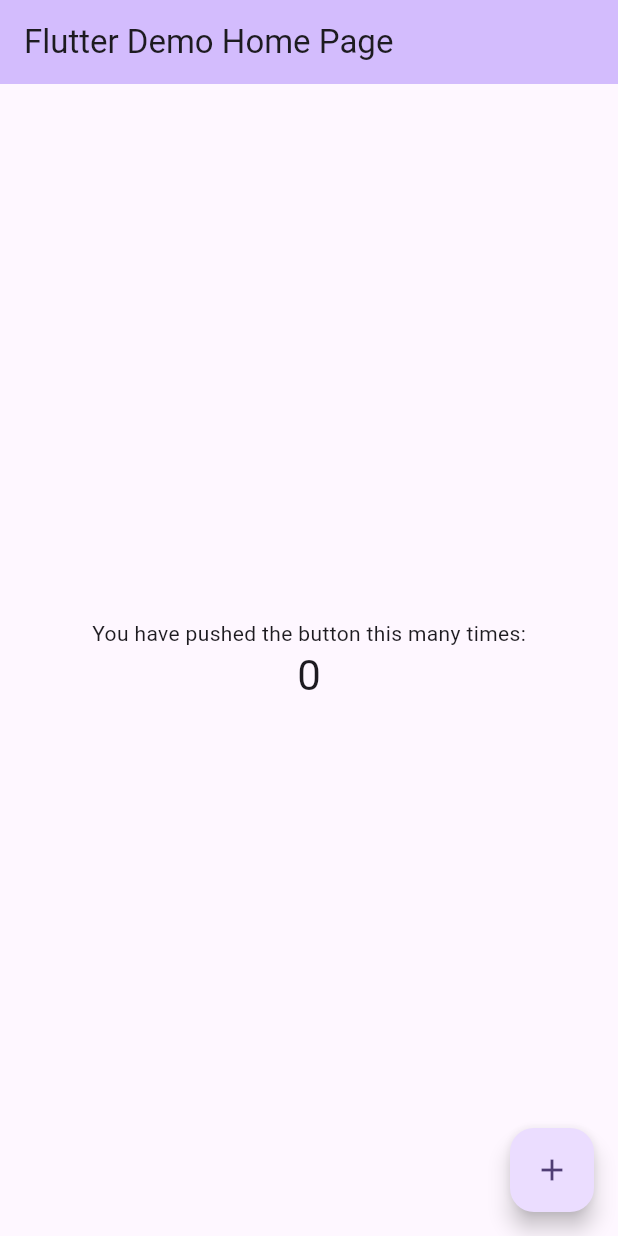
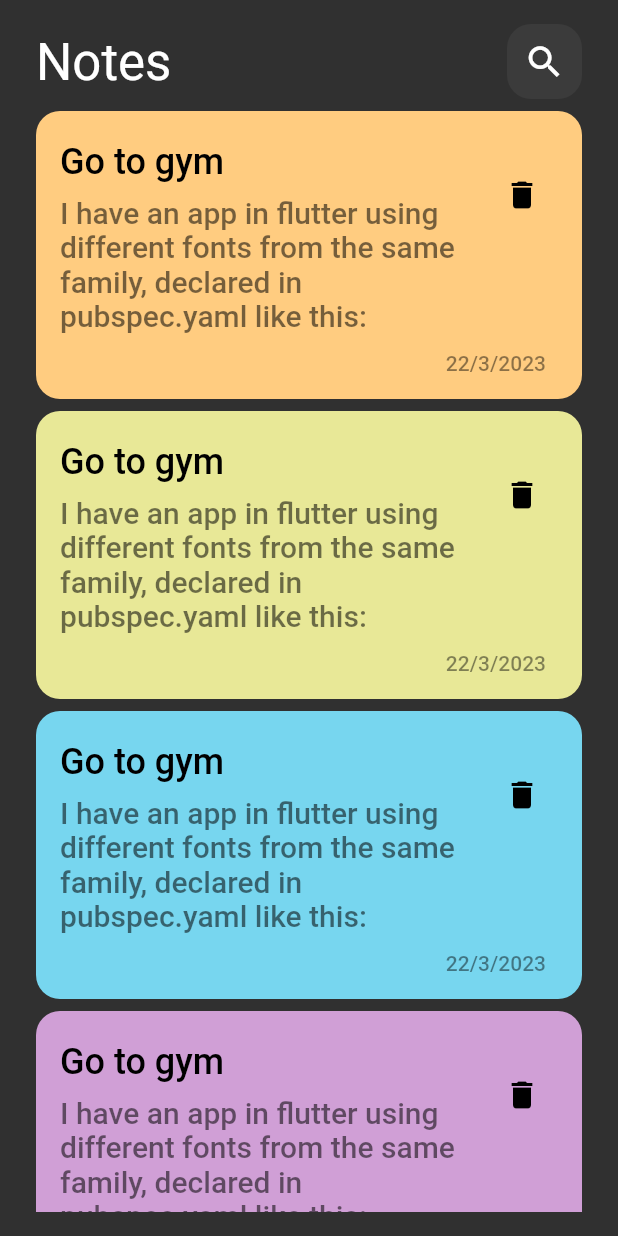
Before and after one commit to AyaAbdElmoneim158/Flutter_Learning_Challenges_2023, a Flutter app: the screen it shows after launch, on a phone screen of 412 x 824 dp. Run offline on Flutter 3.47's test engine with Material 2 defaults, Android fonts, the phone set to English and light mode, and no system bars; our stand-ins replace awesome_snackbar_content, bloc, flutter_bloc.

Commit message:
🚩 Note App ➤ Add Views

```diff
--- /dev/null
+++ b/app/lib/Note_App/constants.dart
@@ -0,0 +1,14 @@
+import 'package:flutter/material.dart';
+
+List<Color> notesColorList = const [
+  Color(0xffFFCC80),
+  Color(0xffe8e897),
+  Color(0xff77d6ef),
+  Color(0xffd09fd6),
+  Color(0xffFFCC80),
+  Color(0xffe8e897),
+  Color(0xff77d6ef),
+  Color(0xffd09fd6),
+];
+
+const String knoteBox = "note_box";
--- /dev/null
+++ b/app/lib/Note_App/views/home_view.dart
@@ -0,0 +1,32 @@
+import 'package:app/Note_App/widgets/body_home_view.dart';
+import 'package:app/Note_App/widgets/custom_bottom_sheet.dart';
+import 'package:flutter/material.dart';
+import 'package:flutter_bloc/flutter_bloc.dart';
+
+class HomeView extends StatelessWidget {
+  const HomeView({super.key});
+
+  @override
+  Widget build(BuildContext context) {
+    return const Scaffold(
+      /*
+      TODo: ----------------------------------------------------------------
+      floatingActionButton: FloatingActionButton(
+        onPressed: () {
+          showModalBottomSheet(
+            shape: RoundedRectangleBorder(
+              borderRadius: BorderRadius.circular(10.0),
+            ),
+            context: context,
+            builder: (context) => BlocProvider(
+              create: (context) => AddNotesCubit(),
+              child: const CustomBottomSheet(),
+            ),
+          );
+        },
+        child: const Icon(Icons.add),
+      ),*/
+      body: const BodyHomeView(),
+    );
+  }
+}
--- /dev/null
+++ b/app/lib/Note_App/widgets/body_home_view.dart
@@ -0,0 +1,23 @@
+import 'package:app/Note_App/widgets/custom_appbar.dart';
+import 'package:app/Note_App/widgets/todo_list.dart';
+import 'package:flutter/material.dart';
+
+class BodyHomeView extends StatelessWidget {
+  const BodyHomeView({
+    super.key,
+  });
+
+  @override
+  Widget build(BuildContext context) {
+    return Padding(
+      padding: const EdgeInsets.symmetric(vertical: 16, horizontal: 24),
+      child: Column(children: [
+        CustomAppBar(title: "Notes", icon: Icons.search, onPressed: () {}),
+        const SizedBox(height: 8),
+        const Expanded(
+          child: TodoListview(),
+        ),
+      ]),
+    );
+  }
+}
--- /dev/null
+++ b/app/lib/Note_App/widgets/custom_appbar.dart
@@ -0,0 +1,45 @@
+// ignore_for_file: public_member_api_docs, sort_constructors_first
+import 'package:flutter/material.dart';
+
+class CustomAppBar extends StatelessWidget {
+  const CustomAppBar(
+      {Key? key,
+      required this.title,
+      required this.icon,
+      required this.onPressed})
+      : super(key: key);
+
+  final String title;
+  final IconData icon;
+  final void Function()? onPressed;
+  @override
+  Widget build(BuildContext context) {
+    return SafeArea(
+      child: Row(
+        children: [
+          Text(
+            title,
+            style: Theme.of(context)
+                .textTheme
+                .headlineMedium!
+                .copyWith(color: Colors.white),
+          ),
+          const Spacer(),
+          Container(
+              width: 50,
+              height: 50,
+              decoration: BoxDecoration(
+                  color: Colors.white.withOpacity(0.05),
+                  borderRadius: BorderRadius.circular(16)),
+              child: IconButton(
+                onPressed: onPressed,
+                icon: Icon(
+                  icon,
+                  size: 28,
+                ),
+              )),
+        ],
+      ),
+    );
+  }
+}
--- /dev/null
+++ b/app/lib/Note_App/widgets/todo_item.dart
@@ -0,0 +1,62 @@
+import 'package:app/Note_App/views/note_view.dart';
+import 'package:flutter/material.dart';
+
+class TodoItem extends StatelessWidget {
+  const TodoItem({super.key, required this.color});
+  final Color? color;
+  @override
+  Widget build(BuildContext context) {
+    return GestureDetector(
+      onTap: () => Navigator.of(context).push(MaterialPageRoute(
+        builder: (context) => const NoteView(),
+      )),
+      child: Container(
+        padding: const EdgeInsets.only(top: 16, bottom: 16),
+        decoration: BoxDecoration(
+          color: color,
+          borderRadius: BorderRadius.circular(16),
+        ),
+        child: Column(
+          crossAxisAlignment: CrossAxisAlignment.end,
+          children: [
+            ListTile(
+                title: Text(
+                  "Go to gym",
+                  style: Theme.of(context).textTheme.headlineSmall!.copyWith(
+                        color: Colors.black,
+                        fontWeight: FontWeight.w500,
+                      ),
+                ),
+                subtitle: Padding(
+                  padding: const EdgeInsets.symmetric(vertical: 8),
+                  child: Text(
+                    "I have an app in flutter using different fonts from the same family, declared in pubspec.yaml like this:",
+                    style: Theme.of(context).textTheme.titleLarge!.copyWith(
+                          color: Colors.black54,
+                          fontWeight: FontWeight.w500,
+                        ),
+                  ),
+                ),
+                trailing: IconButton(
+                  icon: const Icon(
+                    Icons.delete,
+                    color: Colors.black,
+                  ),
+                  onPressed: () {},
+                )),
+            Padding(
+              padding: const EdgeInsets.only(right: 24),
+              child: Text(
+                "22/3/2023",
+                style: Theme.of(context).textTheme.bodyLarge!.copyWith(
+                      color: Colors.black45,
+                      fontWeight: FontWeight.w500,
+                    ),
+              ),
+            )
+          ],
+        ),
+      ),
+    );
+  }
+}
--- /dev/null
+++ b/app/lib/Note_App/widgets/todo_list.dart
@@ -0,0 +1,18 @@
+import 'package:app/Note_App/constants.dart';
+import 'package:app/Note_App/widgets/todo_item.dart';
+import 'package:flutter/material.dart';
+
+class TodoListview extends StatelessWidget {
+  const TodoListview({
+    super.key,
+  });
+
+  @override
+  Widget build(BuildContext context) {
+    return ListView.separated(
+      separatorBuilder: (context, index) => const SizedBox(height: 8),
+      itemBuilder: (context, index) => TodoItem(color: notesColorList[index]),
+      itemCount: 8,
+    );
+  }
+}
--- a/app/lib/main.dart
+++ b/app/lib/main.dart
@@ -1,125 +1,36 @@
+import 'package:app/Note_App/views/home_view.dart';
 import 'package:flutter/material.dart';
 
-void main() {
+void main() async {
+  WidgetsFlutterBinding.ensureInitialized();
+  // await Hive.initFlutter();
+  // Hive.registerAdapter(NoteModelAdapter());
+  // await Hive.openBox(knoteBox);
+
+  // Bloc.observer = SimpleBlocObserver();
+
   runApp(const MyApp());
 }
 
 class MyApp extends StatelessWidget {
   const MyApp({super.key});
 
-  // This widget is the root of your application.
   @override
   Widget build(BuildContext context) {
     return MaterialApp(
-      title: 'Flutter Demo',
+      title: 'ToDo App  🎯',
+      debugShowCheckedModeBanner: false,
       theme: ThemeData(
-        // This is the theme of your application.
-        //
-        // TRY THIS: Try running your application with "flutter run". You'll see
-        // the application has a blue toolbar. Then, without quitting the app,
-        // try changing the seedColor in the colorScheme below to Colors.green
-        // and then invoke "hot reload" (save your changes or press the "hot
-        // reload" button in a Flutter-supported IDE, or press "r" if you used
-        // the command line to start the app).
-        //
-        // Notice that the counter didn't reset back to zero; the application
-        // state is not lost during the reload. To reset the state, use hot
-        // restart instead.
-        //
-        // This works for code too, not just values: Most code changes can be
-        // tested with just a hot reload.
-        colorScheme: ColorScheme.fromSeed(seedColor: Colors.deepPurple),
-        useMaterial3: true,
+        brightness: Brightness.dark,
+        // textTheme: GoogleFonts.poppins(),
       ),
-      home: const MyHomePage(title: 'Flutter Demo Home Page'),
+      home: const HomeView(),
     );
+    /*MultiBlocProvider(
+      providers: const [
+        // BlocProvider(create: (context) => AddNotesCubit())
+      ],
+      child: ,
+    );*/
   }
 }
-
-class MyHomePage extends StatefulWidget {
-  const MyHomePage({super.key, required this.title});
-
-  // This widget is the home page of your application. It is stateful, meaning
-  // that it has a State object (defined below) that contains fields that affect
-  // how it looks.
-
-  // This class is the configuration for the state. It holds the values (in this
-  // case the title) provided by the parent (in this case the App widget) and
-  // used by the build method of the State. Fields in a Widget subclass are
-  // always marked "final".
-
-  final String title;
-
-  @override
-  State<MyHomePage> createState() => _MyHomePageState();
-}
-
-class _MyHomePageState extends State<MyHomePage> {
-  int _counter = 0;
-
-  void _incrementCounter() {
-    setState(() {
-      // This call to setState tells the Flutter framework that something has
-      // changed in this State, which causes it to rerun the build method below
-      // so that the display can reflect the updated values. If we changed
-      // _counter without calling setState(), then the build method would not be
-      // called again, and so nothing would appear to happen.
-      _counter++;
-    });
-  }
-
-  @override
-  Widget build(BuildContext context) {
-    // This method is rerun every time setState is called, for instance as done
-    // by the _incrementCounter method above.
-    //
-    // The Flutter framework has been optimized to make rerunning build methods
-    // fast, so that you can just rebuild anything that needs updating rather
-    // than having to individually change instances of widgets.
-    return Scaffold(
-      appBar: AppBar(
-        // TRY THIS: Try changing the color here to a specific color (to
-        // Colors.amber, perhaps?) and trigger a hot reload to see the AppBar
-        // change color while the other colors stay the same.
-        backgroundColor: Theme.of(context).colorScheme.inversePrimary,
-        // Here we take the value from the MyHomePage object that was created by
-        // the App.build method, and use it to set our appbar title.
-        title: Text(widget.title),
-      ),
-      body: Center(
-        // Center is a layout widget. It takes a single child and positions it
-        // in the middle of the parent.
-        child: Column(
-          // Column is also a layout widget. It takes a list of children and
-          // arranges them vertically. By default, it sizes itself to fit its
-          // children horizontally, and tries to be as tall as its parent.
-          //
-          // Column has various properties to control how it sizes itself and
-          // how it positions its children. Here we use mainAxisAlignment to
-          // center the children vertically; the main axis here is the vertical
-          // axis because Columns are vertical (the cross axis would be
-          // horizontal).
-          //
-          // TRY THIS: Invoke "debug painting" (choose the "Toggle Debug Paint"
-          // action in the IDE, or press "p" in the console), to see the
-          // wireframe for each widget.
-          mainAxisAlignment: MainAxisAlignment.center,
-          children: <Widget>[
-            const Text(
-              'You have pushed the button this many times:',
-            ),
-            Text(
-              '$_counter',
-              style: Theme.of(context).textTheme.headlineMedium,
-            ),
-          ],
-        ),
-      ),
-      floatingActionButton: FloatingActionButton(
-        onPressed: _incrementCounter,
-        tooltip: 'Increment',
-        child: const Icon(Icons.add),
-      ), // This trailing comma makes auto-formatting nicer for build methods.
-    );
-  }
-}
```
Also changed, not shown: app/lib/Note_App/cubit/observer.dart (added, +24 -0 lines), app/lib/Note_App/views/note_view.dart (added, +13 -0 lines), app/lib/Note_App/widgets/body_note_view.dart (added, +33 -0 lines), app/lib/Note_App/widgets/custom_bottom_sheet.dart (added, +38 -0 lines), app/lib/Note_App/widgets/custom_btn.dart (added, +22 -0 lines), app/lib/Note_App/widgets/custom_text_field.dart (added, +41 -0 lines), app/lib/Note_App/widgets/form_bottom_sheet.dart (added, +67 -0 lines), app/pubspec.yaml (+9 -4 lines), app/pubspec.lock, 1 other file.
